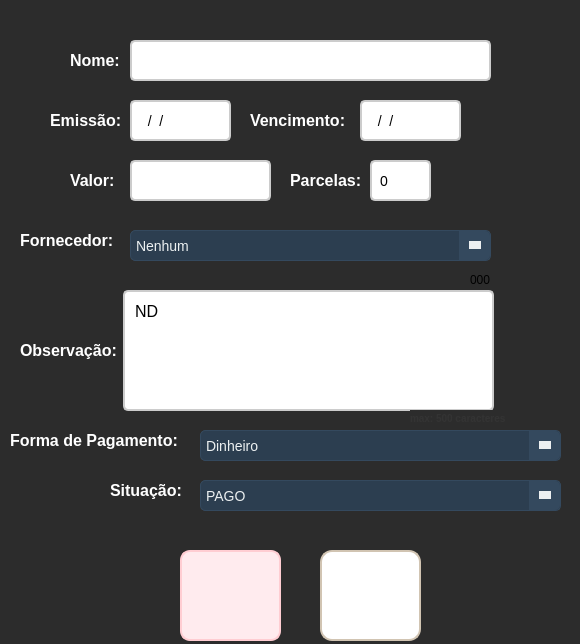
Before: the Qt Designer form Erp/Frames/frm_DadosContas.ui in ArielAraujo18/ErpSistema, drawn with Qt 5.
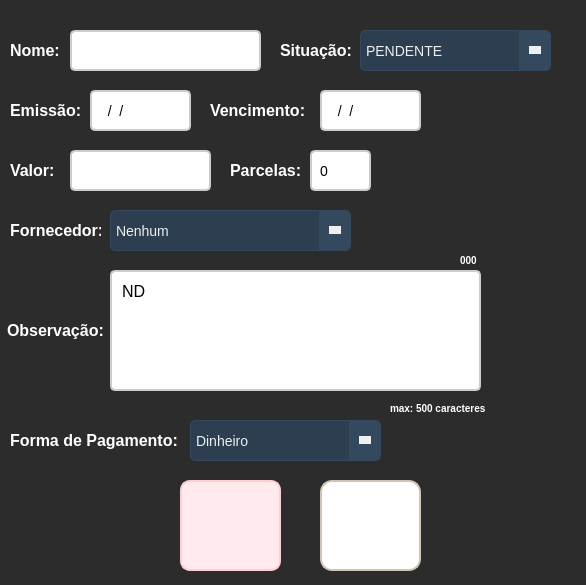
After: the same form once the commit is applied. Icons and pictures are not drawn.

```diff
--- a/Erp/Frames/frm_DadosContas.ui
+++ b/Erp/Frames/frm_DadosContas.ui
@@ -6,8 +6,8 @@
    <rect>
     <x>0</x>
     <y>0</y>
-    <width>580</width>
-    <height>644</height>
+    <width>586</width>
+    <height>585</height>
    </rect>
   </property>
   <property name="windowTitle">
@@ -21,8 +21,8 @@
   <widget class="QLabel" name="lbl_nome">
    <property name="geometry">
     <rect>
-     <x>70</x>
-     <y>50</y>
+     <x>10</x>
+     <y>40</y>
      <width>61</width>
      <height>21</height>
     </rect>
@@ -43,9 +43,9 @@
   <widget class="QLineEdit" name="txt_nome">
    <property name="geometry">
     <rect>
-     <x>130</x>
-     <y>40</y>
-     <width>361</width>
+     <x>70</x>
+     <y>30</y>
+     <width>191</width>
      <height>41</height>
     </rect>
    </property>
@@ -70,8 +70,8 @@
   <widget class="QLabel" name="lbl_emissao">
    <property name="geometry">
     <rect>
-     <x>50</x>
-     <y>110</y>
+     <x>10</x>
+     <y>100</y>
      <width>71</width>
      <height>20</height>
     </rect>
@@ -92,8 +92,8 @@
   <widget class="QLabel" name="lbl_vencimento">
    <property name="geometry">
     <rect>
-     <x>250</x>
-     <y>110</y>
+     <x>210</x>
+     <y>100</y>
      <width>101</width>
      <height>20</height>
     </rect>
@@ -115,7 +115,7 @@
    <property name="geometry">
     <rect>
      <x>180</x>
-     <y>550</y>
+     <y>480</y>
      <width>101</width>
      <height>91</height>
     </rect>
@@ -159,8 +159,8 @@
   <widget class="QLineEdit" name="txt_emissao">
    <property name="geometry">
     <rect>
-     <x>130</x>
-     <y>100</y>
+     <x>90</x>
+     <y>90</y>
      <width>101</width>
      <height>41</height>
     </rect>
@@ -192,8 +192,8 @@
   <widget class="QLineEdit" name="txt_vencimento">
    <property name="geometry">
     <rect>
-     <x>360</x>
-     <y>100</y>
+     <x>320</x>
+     <y>90</y>
      <width>101</width>
      <height>41</height>
     </rect>
@@ -222,9 +222,9 @@
   <widget class="QLabel" name="lbl_Fornecedor">
    <property name="geometry">
     <rect>
-     <x>20</x>
-     <y>230</y>
-     <width>101</width>
+     <x>10</x>
+     <y>220</y>
+     <width>91</width>
      <height>20</height>
     </rect>
    </property>
@@ -244,8 +244,8 @@
   <widget class="QLabel" name="lbl_obs">
    <property name="geometry">
     <rect>
-     <x>20</x>
-     <y>340</y>
+     <x>7</x>
+     <y>320</y>
      <width>101</width>
      <height>20</height>
     </rect>
@@ -267,7 +267,7 @@
    <property name="geometry">
     <rect>
      <x>320</x>
-     <y>550</y>
+     <y>480</y>
      <width>101</width>
      <height>91</height>
     </rect>
@@ -306,8 +306,8 @@
   <widget class="QTextEdit" name="textEdit">
    <property name="geometry">
     <rect>
-     <x>123</x>
-     <y>290</y>
+     <x>110</x>
+     <y>270</y>
      <width>371</width>
      <height>121</height>
     </rect>
@@ -334,7 +334,7 @@
     <string>&lt;!DOCTYPE HTML PUBLIC &quot;-//W3C//DTD HTML 4.0//EN&quot; &quot;http://www.w3.org/TR/REC-html40/strict.dtd&quot;&gt;
 &lt;html&gt;&lt;head&gt;&lt;meta name=&quot;qrichtext&quot; content=&quot;1&quot; /&gt;&lt;style type=&quot;text/css&quot;&gt;
 p, li { white-space: pre-wrap; }
-&lt;/style&gt;&lt;/head&gt;&lt;body style=&quot; font-family:'Ubuntu'; font-size:16px; font-weight:400; font-style:normal;&quot;&gt;
+&lt;/style&gt;&lt;/head&gt;&lt;body style=&quot; font-family:'Ubuntu Sans'; font-size:16px; font-weight:400; font-style:normal;&quot;&gt;
 &lt;p style=&quot; margin-top:0px; margin-bottom:0px; margin-left:0px; margin-right:0px; -qt-block-indent:0; text-indent:0px;&quot;&gt;&lt;span style=&quot; font-family:'MS Shell Dlg 2'; font-size:16px;&quot;&gt;ND&lt;/span&gt;&lt;/p&gt;
 &lt;p style=&quot;-qt-paragraph-type:empty; margin-top:0px; margin-bottom:0px; margin-left:0px; margin-right:0px; -qt-block-indent:0; text-indent:0px; font-family:'MS Shell Dlg 2';&quot;&gt;&lt;br /&gt;&lt;/p&gt;&lt;/body&gt;&lt;/html&gt;</string>
    </property>
@@ -342,16 +342,16 @@
   <widget class="QLabel" name="lbl_maxCarac">
    <property name="geometry">
     <rect>
-     <x>410</x>
-     <y>410</y>
-     <width>111</width>
+     <x>390</x>
+     <y>400</y>
+     <width>101</width>
      <height>16</height>
     </rect>
    </property>
    <property name="styleSheet">
     <string notr="true">QLabel {
     font-size: 10px;
-    color: #333333;
+    color: #FFFFFF;
     font-weight: bold;
     text-shadow: 1px 1px 2px rgba(0, 0, 0, 0.4);
 }
@@ -364,12 +364,21 @@
   <widget class="QLabel" name="lbl_contador">
    <property name="geometry">
     <rect>
-     <x>470</x>
-     <y>270</y>
+     <x>460</x>
+     <y>250</y>
      <width>21</width>
      <height>20</height>
     </rect>
    </property>
+   <property name="styleSheet">
+    <string notr="true">QLabel {
+    font-size: 10px;
+    color: #FFFFFF;
+    font-weight: bold;
+    text-shadow: 1px 1px 2px rgba(0, 0, 0, 0.4);
+}
+</string>
+   </property>
    <property name="text">
     <string>000</string>
    </property>
@@ -377,10 +386,10 @@
   <widget class="QComboBox" name="comboFornecedor">
    <property name="geometry">
     <rect>
-     <x>130</x>
-     <y>230</y>
-     <width>361</width>
-     <height>31</height>
+     <x>110</x>
+     <y>210</y>
+     <width>241</width>
+     <height>41</height>
     </rect>
    </property>
    <property name="styleSheet">
@@ -501,8 +510,8 @@
   <widget class="QLabel" name="lbl_valor">
    <property name="geometry">
     <rect>
-     <x>70</x>
-     <y>170</y>
+     <x>10</x>
+     <y>160</y>
      <width>51</width>
      <height>20</height>
     </rect>
@@ -523,8 +532,8 @@
   <widget class="QLineEdit" name="txt_valor">
    <property name="geometry">
     <rect>
-     <x>130</x>
-     <y>160</y>
+     <x>70</x>
+     <y>150</y>
      <width>141</width>
      <height>41</height>
     </rect>
@@ -553,8 +562,8 @@
   <widget class="QLabel" name="lbl_parcelas">
    <property name="geometry">
     <rect>
-     <x>290</x>
-     <y>170</y>
+     <x>230</x>
+     <y>160</y>
      <width>91</width>
      <height>20</height>
     </rect>
@@ -575,8 +584,8 @@
   <widget class="QLineEdit" name="txt_parcelas">
    <property name="geometry">
     <rect>
-     <x>370</x>
-     <y>160</y>
+     <x>310</x>
+     <y>150</y>
      <width>61</width>
      <height>41</height>
     </rect>
@@ -607,7 +616,7 @@
     <rect>
      <x>10</x>
      <y>430</y>
-     <width>181</width>
+     <width>171</width>
      <height>20</height>
     </rect>
    </property>
@@ -627,10 +636,10 @@
   <widget class="QComboBox" name="comboFormaDePagamento">
    <property name="geometry">
     <rect>
-     <x>200</x>
-     <y>430</y>
-     <width>361</width>
-     <height>31</height>
+     <x>190</x>
+     <y>420</y>
+     <width>191</width>
+     <height>41</height>
     </rect>
    </property>
    <property name="styleSheet">
@@ -776,9 +785,9 @@
   <widget class="QLabel" name="lbl_Situacao">
    <property name="geometry">
     <rect>
-     <x>110</x>
-     <y>480</y>
-     <width>81</width>
+     <x>280</x>
+     <y>40</y>
+     <width>71</width>
      <height>20</height>
     </rect>
    </property>
@@ -798,10 +807,10 @@
   <widget class="QComboBox" name="comboSituacao">
    <property name="geometry">
     <rect>
-     <x>200</x>
-     <y>480</y>
-     <width>361</width>
-     <height>31</height>
+     <x>360</x>
+     <y>30</y>
+     <width>191</width>
+     <height>41</height>
     </rect>
    </property>
    <property name="styleSheet">
@@ -913,11 +922,6 @@
 }
 </string>
    </property>
-   <item>
-    <property name="text">
-     <string>PAGO</string>
-    </property>
-   </item>
    <item>
     <property name="text">
      <string>PENDENTE</string>
```
Left out of the diff: 5 changed lines with no effect on the pictures.
